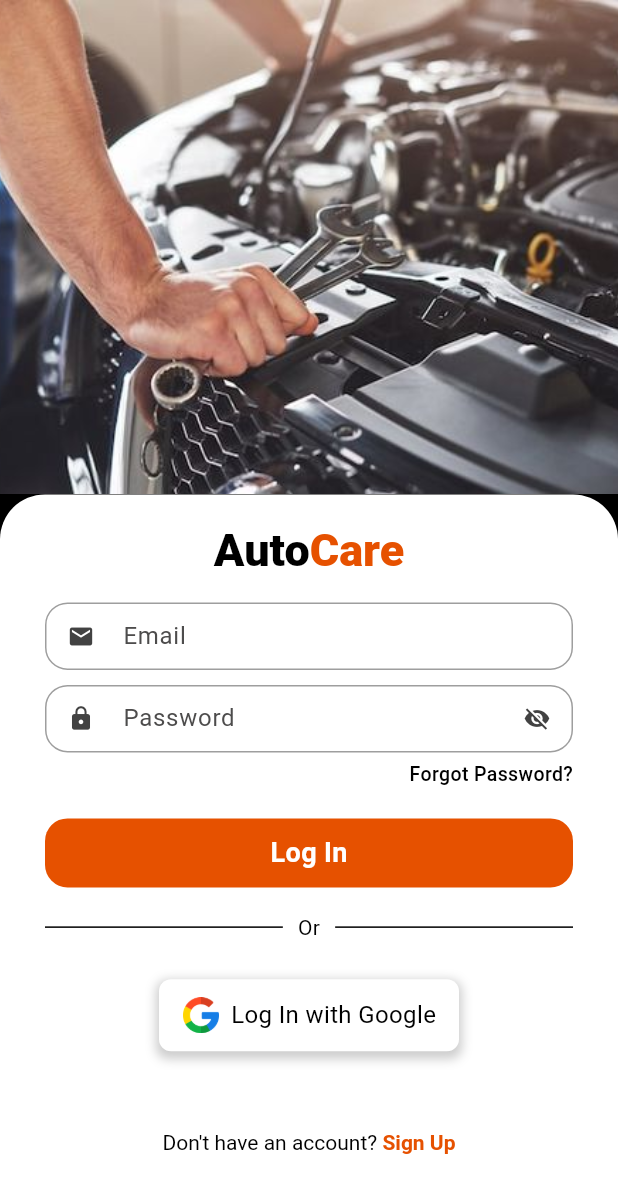
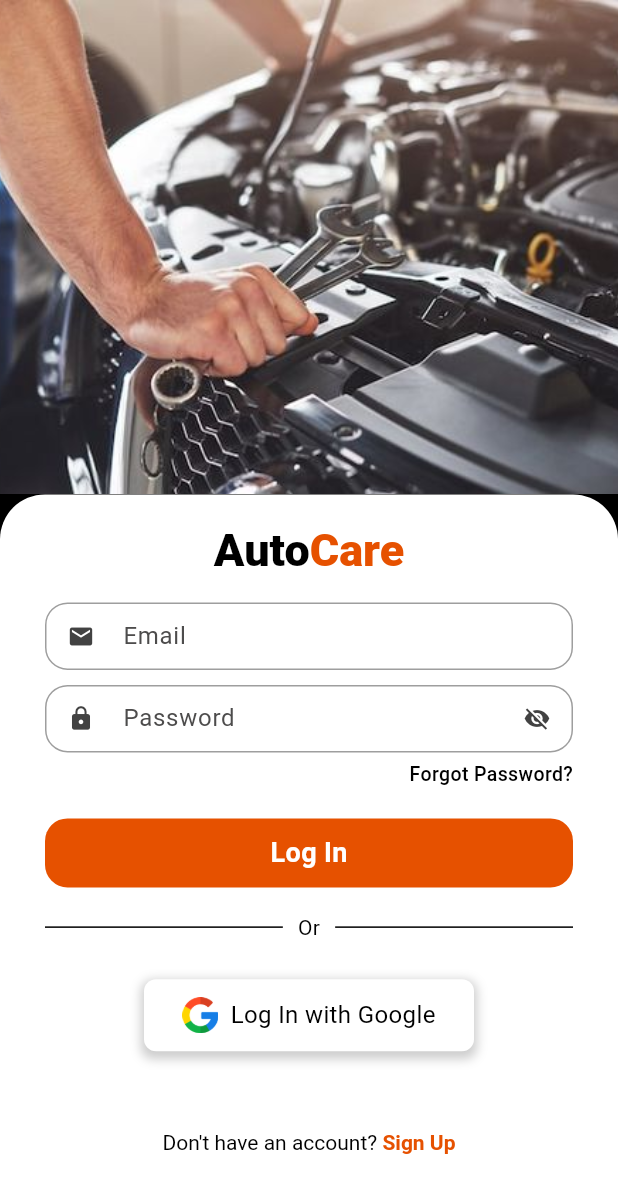
Before and after one commit to TechPyllars2024/AutoCareCarOwners, a Flutter app: the screen it shows after launch, on a phone screen of 412 x 824 dp. Shown: the top 1193 px of the screen. Run offline on Flutter 3.47's test engine with Material 3 defaults, Android fonts, the phone set to English and light mode, and no system bars; drawn by our look-alikes of flutter_animate; our stand-ins replace carousel_slider, cloud_firestore, curved_navigation_bar, firebase_auth, firebase_core, firebase_storage and 4 more; missing offline and left inert: flutter_pannable_rating_bar; accounts and stored records are empty.

Commit message:
FIX: Working UI

```diff
--- a/lib/Authentication/widgets/googleButton.dart
+++ b/lib/Authentication/widgets/googleButton.dart
@@ -11,7 +11,7 @@ class GoogleButton extends StatelessWidget {
     required this.onTap,
     required this.hintText,
     this.isGoogleLoading = false, // Default to false if not provided
-    this.width = 200, // Default width, you can adjust as needed
+    this.width = 220, // Default width, you can adjust as needed
   });
 
   @override
```
